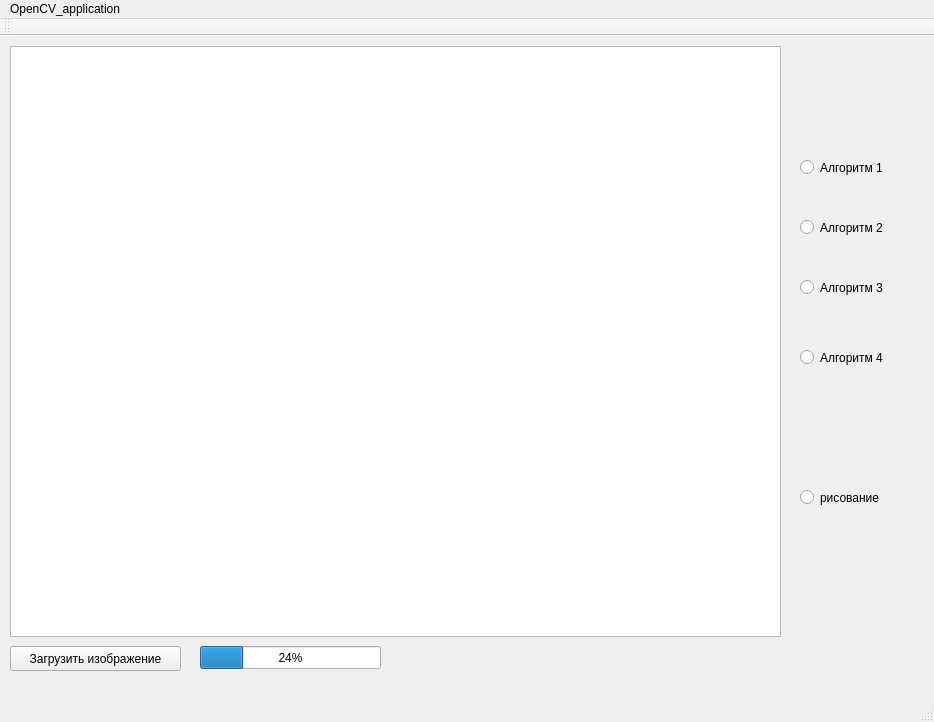
Old version of the form mainwindow.ui in the repository vlad20112/capture_app.
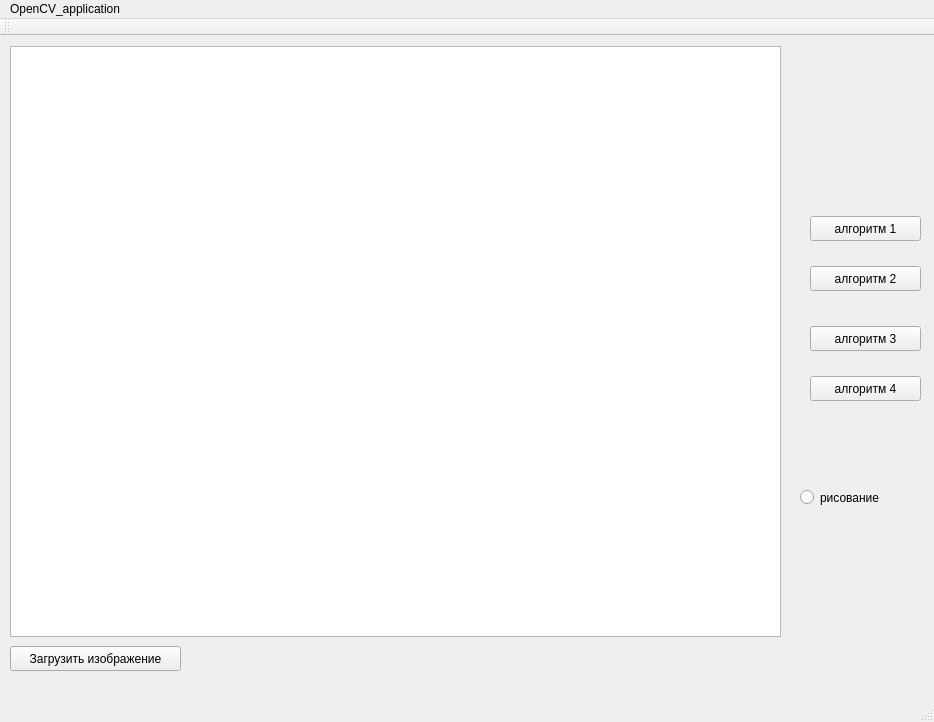
New version of the form.

Patch:
```diff
--- a/mainwindow.ui
+++ b/mainwindow.ui
@@ -24,70 +24,6 @@
      </rect>
     </property>
    </widget>
-   <widget class="QRadioButton" name="radioButton">
-    <property name="geometry">
-     <rect>
-      <x>800</x>
-      <y>120</y>
-      <width>106</width>
-      <height>23</height>
-     </rect>
-    </property>
-    <property name="text">
-     <string>Алгоритм 1</string>
-    </property>
-    <property name="autoExclusive">
-     <bool>false</bool>
-    </property>
-   </widget>
-   <widget class="QRadioButton" name="radioButton_2">
-    <property name="geometry">
-     <rect>
-      <x>800</x>
-      <y>180</y>
-      <width>106</width>
-      <height>23</height>
-     </rect>
-    </property>
-    <property name="text">
-     <string>Алгоритм 2</string>
-    </property>
-    <property name="autoExclusive">
-     <bool>false</bool>
-    </property>
-   </widget>
-   <widget class="QRadioButton" name="radioButton_3">
-    <property name="geometry">
-     <rect>
-      <x>800</x>
-      <y>240</y>
-      <width>106</width>
-      <height>23</height>
-     </rect>
-    </property>
-    <property name="text">
-     <string>Алгоритм 3</string>
-    </property>
-    <property name="autoExclusive">
-     <bool>false</bool>
-    </property>
-   </widget>
-   <widget class="QRadioButton" name="radioButton_4">
-    <property name="geometry">
-     <rect>
-      <x>800</x>
-      <y>310</y>
-      <width>106</width>
-      <height>23</height>
-     </rect>
-    </property>
-    <property name="text">
-     <string>Алгоритм 4</string>
-    </property>
-    <property name="autoExclusive">
-     <bool>false</bool>
-    </property>
-   </widget>
    <widget class="QPushButton" name="pushButton">
     <property name="geometry">
      <rect>
@@ -117,17 +53,56 @@
      <bool>false</bool>
     </property>
    </widget>
-   <widget class="QProgressBar" name="progressBar">
+   <widget class="QPushButton" name="pushButton_2">
     <property name="geometry">
      <rect>
-      <x>200</x>
-      <y>610</y>
-      <width>181</width>
-      <height>23</height>
+      <x>810</x>
+      <y>180</y>
+      <width>111</width>
+      <height>25</height>
      </rect>
     </property>
-    <property name="value">
-     <number>24</number>
+    <property name="text">
+     <string>алгоритм 1</string>
+    </property>
+   </widget>
+   <widget class="QPushButton" name="pushButton_3">
+    <property name="geometry">
+     <rect>
+      <x>810</x>
+      <y>230</y>
+      <width>111</width>
+      <height>25</height>
+     </rect>
+    </property>
+    <property name="text">
+     <string>алгоритм 2</string>
+    </property>
+   </widget>
+   <widget class="QPushButton" name="pushButton_4">
+    <property name="geometry">
+     <rect>
+      <x>810</x>
+      <y>290</y>
+      <width>111</width>
+      <height>25</height>
+     </rect>
+    </property>
+    <property name="text">
+     <string>алгоритм 3</string>
+    </property>
+   </widget>
+   <widget class="QPushButton" name="pushButton_5">
+    <property name="geometry">
+     <rect>
+      <x>810</x>
+      <y>340</y>
+      <width>111</width>
+      <height>25</height>
+     </rect>
+    </property>
+    <property name="text">
+     <string>алгоритм 4</string>
     </property>
    </widget>
   </widget>
```
